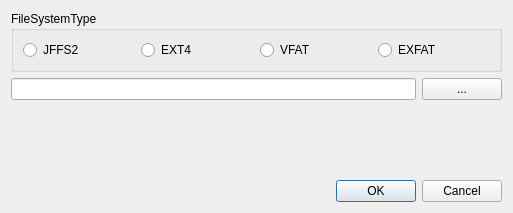
This is src/mainwindow.ui in QQxiaoming/QFSViewer as Qt 5 draws it before an edit. The edited form follows.
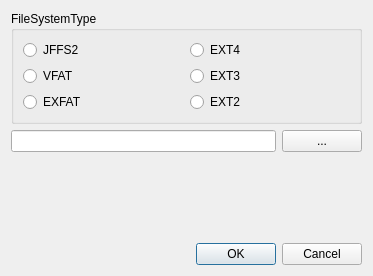
This is the edited form.

```diff
--- a/src/mainwindow.ui
+++ b/src/mainwindow.ui
@@ -6,8 +6,8 @@
    <rect>
     <x>0</x>
     <y>0</y>
-    <width>513</width>
-    <height>213</height>
+    <width>373</width>
+    <height>276</height>
    </rect>
   </property>
   <property name="windowTitle">
@@ -21,19 +21,14 @@
      </property>
      <layout class="QHBoxLayout" name="horizontalLayout">
       <item>
+       <layout class="QVBoxLayout" name="verticalLayout_3">
+        <item>
        <widget class="QRadioButton" name="radioButton_jffs2">
         <property name="text">
          <string>JFFS2</string>
         </property>
        </widget>
       </item>
-      <item>
-       <widget class="QRadioButton" name="radioButton_ext4">
-        <property name="text">
-         <string>EXT4</string>
-        </property>
-       </widget>
-      </item>
       <item>
        <widget class="QRadioButton" name="radioButton_vfat">
         <property name="text">
@@ -47,6 +42,33 @@
           <string>EXFAT</string>
          </property>
         </widget>
+        </item>
+       </layout>
+      </item>
+      <item>
+       <layout class="QVBoxLayout" name="verticalLayout">
+        <item>
+         <widget class="QRadioButton" name="radioButton_ext4">
+          <property name="text">
+           <string>EXT4</string>
+          </property>
+         </widget>
+        </item>
+        <item>
+         <widget class="QRadioButton" name="radioButton_ext3">
+          <property name="text">
+           <string>EXT3</string>
+          </property>
+         </widget>
+        </item>
+        <item>
+         <widget class="QRadioButton" name="radioButton_ext2">
+          <property name="text">
+           <string>EXT2</string>
+          </property>
+         </widget>
+        </item>
+       </layout>
        </item>
      </layout>
     </widget>
```
Lines whose indentation alone changed are shown as unchanged.
